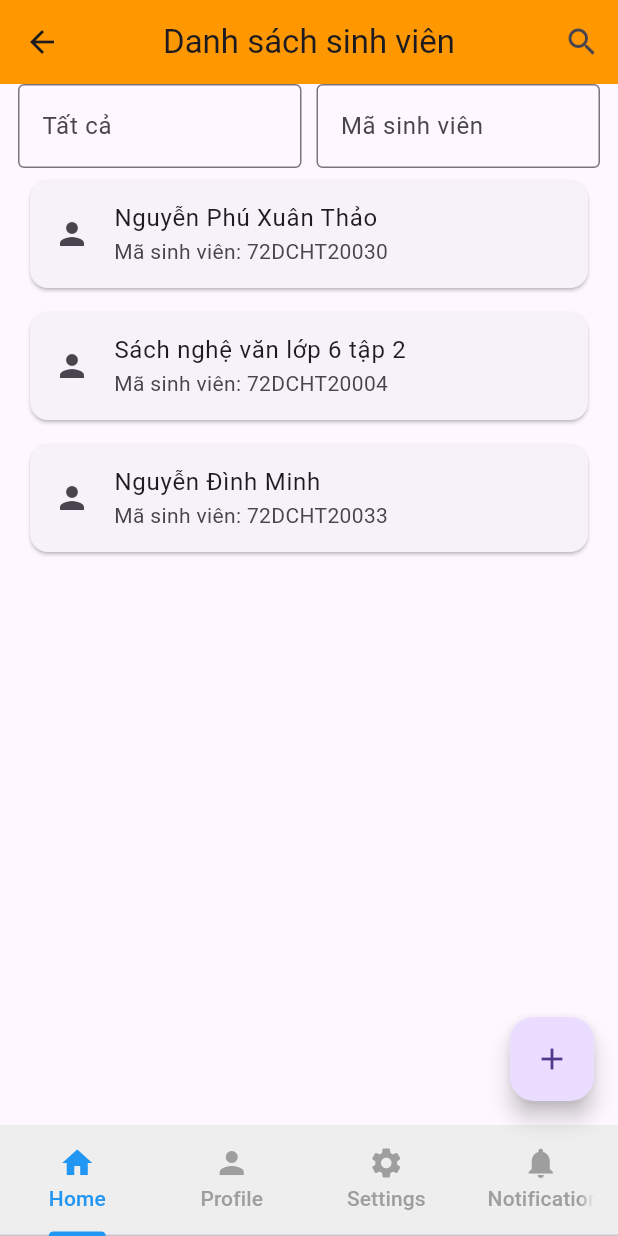
After one commit to phungth2806/TestAPI, a Flutter app: the StudentListScreen screen opened directly, on a phone screen of 412 x 824 dp. The commit adds this screen. Run offline on Flutter 3.47's test engine with Material 3 defaults, Android fonts, the phone set to English and light mode, and no system bars.

```diff
--- a/lib/pages/home/login_page.dart
+++ b/lib/pages/home/login_page.dart
@@ -2,7 +2,7 @@ import 'package:flutter/material.dart';
 import 'package:http/http.dart' as http;
 import 'dart:convert';
 
-import 'package:test/pages/home/home_page.dart';
+import 'package:test/pages/home/studentlist_page.dart';
 
 class LoginPage extends StatefulWidget {
   const LoginPage({super.key});
@@ -38,7 +38,7 @@ class _LoginPageState extends State<LoginPage> {
         if (response.statusCode == 200) {
           Navigator.pushReplacement(
             context,
-            MaterialPageRoute(builder: (context) => const HomeScreen()),
+            MaterialPageRoute(builder: (context) => const StudentListScreen()),
           );
         } else {
           setState(() {
--- /dev/null
+++ b/lib/pages/home/studentlist_page.dart
@@ -0,0 +1,138 @@
+// lib/pages/home/home_page.dart
+import 'package:flutter/material.dart';
+import 'package:test/widget/bottomtabbar_custom.dart';
+
+class StudentListScreen extends StatefulWidget {
+  const StudentListScreen({super.key});
+
+  @override
+  _StudentListScreenState createState() => _StudentListScreenState();
+}
+
+class _StudentListScreenState extends State<StudentListScreen>
+    with SingleTickerProviderStateMixin {
+  late TabController _tabController;
+
+  @override
+  void initState() {
+    super.initState();
+    _tabController = TabController(length: 4, vsync: this);
+  }
+
+  @override
+  void dispose() {
+    _tabController.dispose();
+    super.dispose();
+  }
+
+  void _handleTabChange(int index) {
+    setState(() {});
+  }
+
+  @override
+  Widget build(BuildContext context) {
+    return Scaffold(
+      appBar: AppBar(
+        backgroundColor: Colors.orange,
+        leading: IconButton(
+          icon: Icon(Icons.arrow_back),
+          onPressed: () {
+            Navigator.pop(context); // Quay lại màn hình trước đó
+          },
+        ),
+        title: Text(
+          'Danh sách sinh viên',
+        ),
+        centerTitle: true,
+        actions: [
+          IconButton(
+            icon: Icon(Icons.search),
+            onPressed: () {},
+          ),
+        ],
+      ),
+      body: Stack(
+        children: [
+          Positioned.fill(
+            child: SafeArea(
+              child: Padding(
+                padding: EdgeInsets.symmetric(horizontal: 12),
+                child: Column(
+                  children: [
+                    Row(
+                      children: [
+                        Expanded(
+                          child: TextField(
+                            decoration: InputDecoration(
+                              hintText: 'Tất cả',
+                              border: OutlineInputBorder(),
+                            ),
+                          ),
+                        ),
+                        SizedBox(width: 10),
+                        Expanded(
+                          child: TextField(
+                            decoration: InputDecoration(
+                              hintText: 'Mã sinh viên',
+                              border: OutlineInputBorder(),
+                            ),
+                          ),
+                        ),
+                      ],
+                    ),
+                    Expanded(
+                      child: ListView(
+                        children: [
+                          StudentCard(
+                            name: 'Nguyễn Phú Xuân Thảo',
+                            studentId: '72DCHT20030',
+                          ),
+                          StudentCard(
+                            name: 'Sách nghệ văn lớp 6 tập 2',
+                            studentId: '72DCHT20004',
+                          ),
+                          StudentCard(
+                            name: 'Nguyễn Đình Minh',
+                            studentId: '72DCHT20033',
+                          ),
+                        ],
+                      ),
+                    ),
+                  ],
+                ),
+              ),
+            ),
+          ),
+        ],
+      ),
+      floatingActionButton: FloatingActionButton(
+        onPressed: () {},
+        child: Icon(Icons.add),
+        tooltip: 'Thêm sinh viên',
+      ),
+      bottomNavigationBar: BottomTabBarWidget(
+        tabController: _tabController,
+        onTabChanged: _handleTabChange,
+      ),
+    );
+  }
+}
+
+class StudentCard extends StatelessWidget {
+  final String name;
+  final String studentId;
+
+  const StudentCard({super.key, required this.name, required this.studentId});
+
+  @override
+  Widget build(BuildContext context) {
+    return Card(
+      margin: EdgeInsets.all(8.0),
+      child: ListTile(
+        leading: Icon(Icons.person),
+        title: Text(name),
+        subtitle: Text('Mã sinh viên: $studentId'),
+      ),
+    );
+  }
+}
--- /dev/null
+++ b/lib/widget/bottomtabbar_custom.dart
@@ -0,0 +1,29 @@
+import 'package:flutter/material.dart';
+
+class BottomTabBarWidget extends StatelessWidget {
+  final TabController tabController;
+  final Function(int) onTabChanged;
+
+  const BottomTabBarWidget(
+      {super.key, required this.tabController, required this.onTabChanged});
+
+  @override
+  Widget build(BuildContext context) {
+    return Container(
+      color: Colors.grey[200],
+      child: TabBar(
+        controller: tabController,
+        onTap: onTabChanged,
+        tabs: [
+          Tab(icon: Icon(Icons.home), text: 'Home'),
+          Tab(icon: Icon(Icons.person), text: 'Profile'),
+          Tab(icon: Icon(Icons.settings), text: 'Settings'),
+          Tab(icon: Icon(Icons.notifications), text: 'Notifications'),
+        ],
+        labelColor: Colors.blue,
+        unselectedLabelColor: Colors.grey,
+        indicatorColor: Colors.blue,
+      ),
+    );
+  }
+}
--- a/pubspec.yaml
+++ b/pubspec.yaml
@@ -35,6 +35,7 @@ dependencies:
   # Use with the CupertinoIcons class for iOS style icons.
   cupertino_icons: ^1.0.8
   http: ^1.3.0
+
 
 dev_dependencies:
   flutter_test:
```
Also changed, not shown: lib/pages/home/home_page.dart (deleted, +0 -58 lines).
